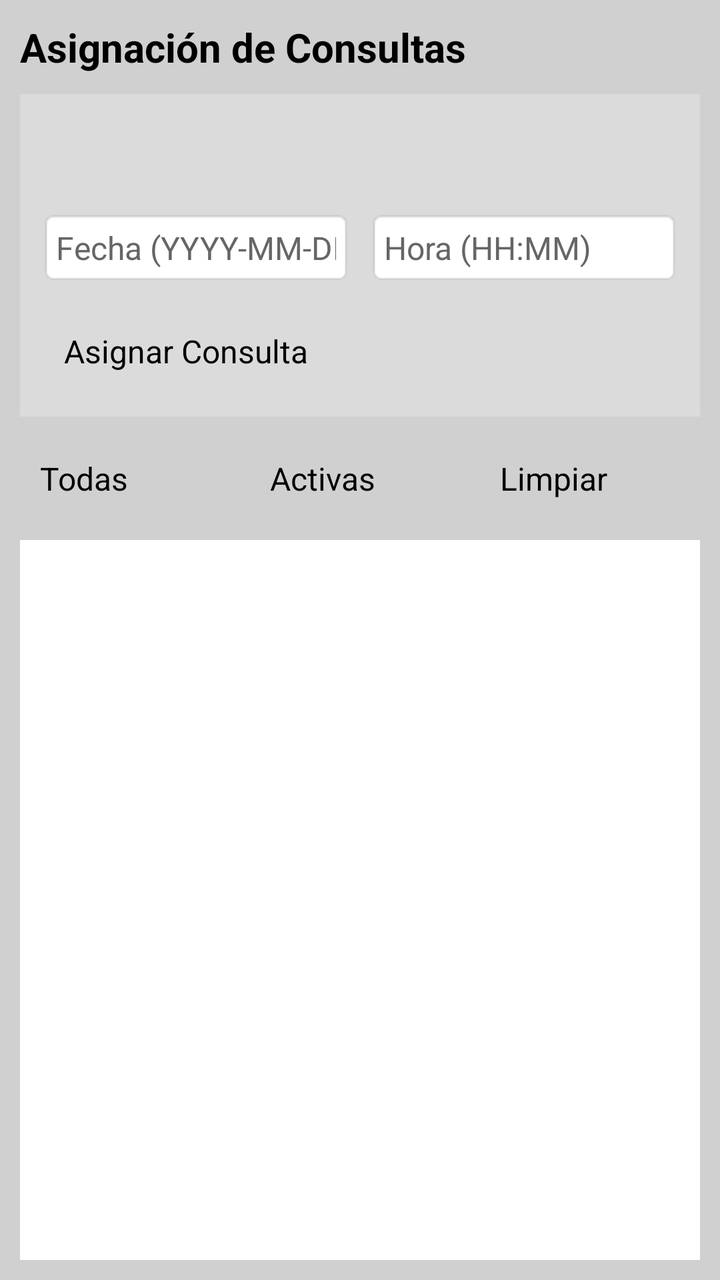
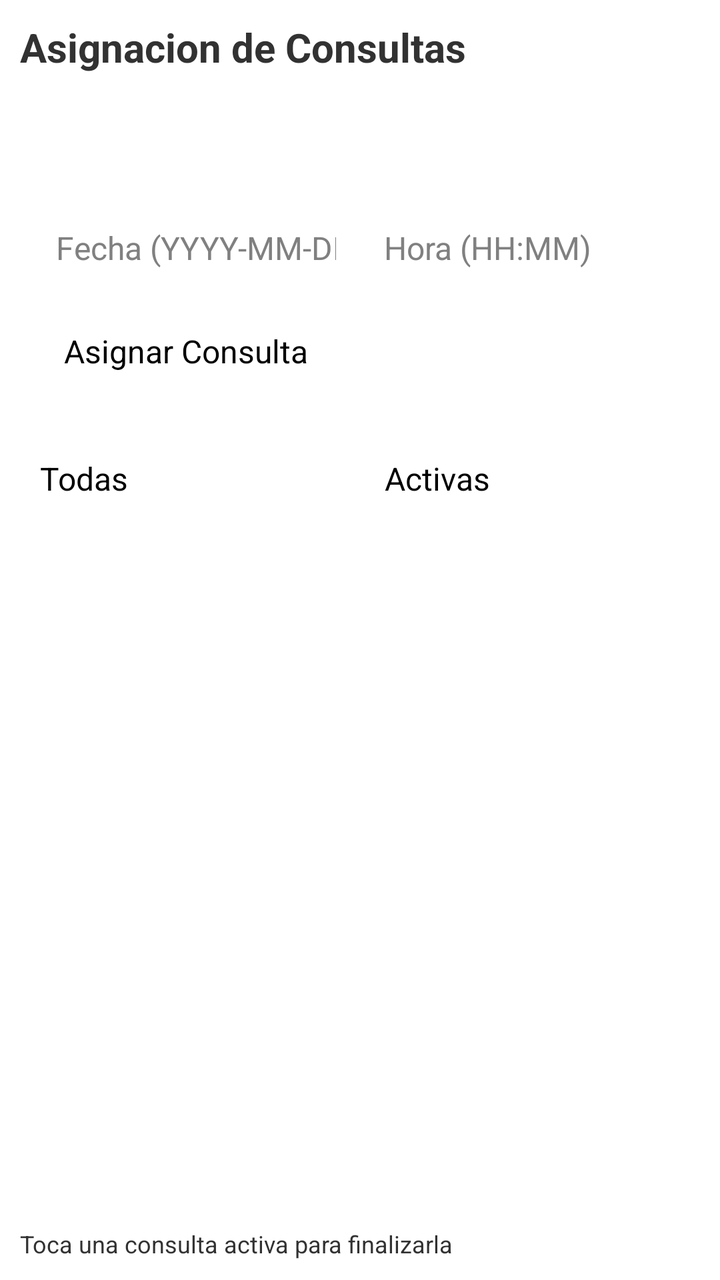

An Android layout rendered at two revisions. The XML below is the earlier revision; the diff shows what the commit changed to produce the second picture.
<!-- AndroidManifest.xml: application theme android:Theme.Holo.Light -->
<!-- res/layout/activity_consultas.xml -->
<?xml version="1.0" encoding="utf-8"?>
<LinearLayout xmlns:android="http://schemas.android.com/apk/res/android"
    android:layout_width="match_parent"
    android:layout_height="match_parent"
    android:orientation="vertical"
    android:padding="10dp"
    android:background="#D0D0D0">

    <TextView
        android:layout_width="wrap_content"
        android:layout_height="wrap_content"
        android:text="Asignación de Consultas"
        android:textSize="20sp"
        android:textStyle="bold"
        android:textColor="#000000"
        android:layout_marginBottom="10dp"/>

    <LinearLayout
        android:layout_width="match_parent"
        android:layout_height="wrap_content"
        android:orientation="vertical"
        android:background="#DBDBDB"
        android:padding="10dp">

        <Spinner
            android:id="@+id/spPacientes"
            android:layout_width="match_parent"
            android:layout_height="wrap_content"
            android:padding="8dp"/>

        <Spinner
            android:id="@+id/spMedicos"
            android:layout_width="match_parent"
            android:layout_height="wrap_content"
            android:padding="8dp"
            android:layout_marginTop="8dp"/>

        <LinearLayout
            android:layout_width="match_parent"
            android:layout_height="wrap_content"
            android:orientation="horizontal"
            android:layout_marginTop="8dp">

            <EditText
                android:id="@+id/etFecha"
                android:layout_width="0dp"
                android:layout_height="wrap_content"
                android:layout_weight="1"
                android:hint="Fecha (YYYY-MM-DD)"
                android:inputType="date"
                android:padding="8dp"
                android:textColor="#000000"
                android:textColorHint="#666666"
                android:background="@android:drawable/editbox_background"/>

            <EditText
                android:id="@+id/etHora"
                android:layout_width="0dp"
                android:layout_height="wrap_content"
                android:layout_weight="1"
                android:layout_marginLeft="8dp"
                android:hint="Hora (HH:MM)"
                android:inputType="time"
                android:padding="8dp"
                android:textColor="#000000"
                android:textColorHint="#666666"
                android:background="@android:drawable/editbox_background"/>
        </LinearLayout>

        <Button
            android:id="@+id/btnAsignar"
            android:layout_width="match_parent"
            android:layout_height="wrap_content"
            android:text="Asignar Consulta"
            android:textColor="#000000"
            android:padding="12dp"
            android:layout_marginTop="10dp"/>
    </LinearLayout>

    <LinearLayout
        android:layout_width="match_parent"
        android:layout_height="wrap_content"
        android:orientation="horizontal"
        android:layout_marginTop="10dp">

        <Button
            android:id="@+id/btnListar"
            android:layout_width="0dp"
            android:layout_height="wrap_content"
            android:layout_weight="1"
            android:text="Todas"
            android:padding="10dp"/>

        <Button
            android:id="@+id/btnFinalizar"
            android:layout_width="0dp"
            android:layout_height="wrap_content"
            android:layout_weight="1"
            android:layout_marginLeft="5dp"
            android:text="Activas"
            android:textColor="#000000"
            android:padding="10dp"/>

        
        <Button
            android:id="@+id/btnLimpiar"
            android:layout_width="0dp"
            android:layout_height="wrap_content"
            android:layout_weight="1"
            android:layout_marginLeft="5dp"
            android:text="Limpiar"
            android:textColor="#000000"
            android:padding="10dp"/>
    </LinearLayout>

    <ListView
        android:id="@+id/lvConsultas"
        android:layout_width="match_parent"
        android:layout_height="0dp"
        android:layout_weight="1"
        android:layout_marginTop="10dp"
        android:background="#FFFFFF"
        android:padding="5dp"/>

</LinearLayout>
<!-- resources referenced by this layout -->
<resources>

</resources>

<!-- the commit's change to res/layout/activity_consultas.xml (unified diff, before → after) -->
@@ -3,23 +3,20 @@
     android:layout_width="match_parent"
     android:layout_height="match_parent"
     android:orientation="vertical"
-    android:padding="10dp"
-    android:background="#D0D0D0">
+    android:padding="10dp">
 
     <TextView
         android:layout_width="wrap_content"
         android:layout_height="wrap_content"
-        android:text="Asignación de Consultas"
+        android:text="Asignacion de Consultas"
         android:textSize="20sp"
         android:textStyle="bold"
-        android:textColor="#000000"
         android:layout_marginBottom="10dp"/>
 
     <LinearLayout
         android:layout_width="match_parent"
         android:layout_height="wrap_content"
         android:orientation="vertical"
-        android:background="#DBDBDB"
         android:padding="10dp">
 
         <Spinner
@@ -48,10 +45,7 @@
                 android:layout_weight="1"
                 android:hint="Fecha (YYYY-MM-DD)"
                 android:inputType="date"
-                android:padding="8dp"
-                android:textColor="#000000"
-                android:textColorHint="#666666"
-                android:background="@android:drawable/editbox_background"/>
+                android:padding="8dp"/>
 
             <EditText
                 android:id="@+id/etHora"
@@ -61,10 +55,7 @@
                 android:layout_marginLeft="8dp"
                 android:hint="Hora (HH:MM)"
                 android:inputType="time"
-                android:padding="8dp"
-                android:textColor="#000000"
-                android:textColorHint="#666666"
-                android:background="@android:drawable/editbox_background"/>
+                android:padding="8dp"/>
         </LinearLayout>
 
         <Button
@@ -72,7 +63,6 @@
             android:layout_width="match_parent"
             android:layout_height="wrap_content"
             android:text="Asignar Consulta"
-            android:textColor="#000000"
             android:padding="12dp"
             android:layout_marginTop="10dp"/>
     </LinearLayout>
@@ -98,18 +88,6 @@
             android:layout_weight="1"
             android:layout_marginLeft="5dp"
             android:text="Activas"
-            android:textColor="#000000"
-            android:padding="10dp"/>
-
-        
-        <Button
-            android:id="@+id/btnLimpiar"
-            android:layout_width="0dp"
-            android:layout_height="wrap_content"
-            android:layout_weight="1"
-            android:layout_marginLeft="5dp"
-            android:text="Limpiar"
-            android:textColor="#000000"
             android:padding="10dp"/>
     </LinearLayout>
 
@@ -119,7 +97,13 @@
         android:layout_height="0dp"
         android:layout_weight="1"
         android:layout_marginTop="10dp"
-        android:background="#FFFFFF"
         android:padding="5dp"/>
 
+    <TextView
+        android:layout_width="wrap_content"
+        android:layout_height="wrap_content"
+        android:text="Toca una consulta activa para finalizarla"
+        android:textSize="12sp"
+        android:layout_marginTop="5dp"/>
+
 </LinearLayout>
